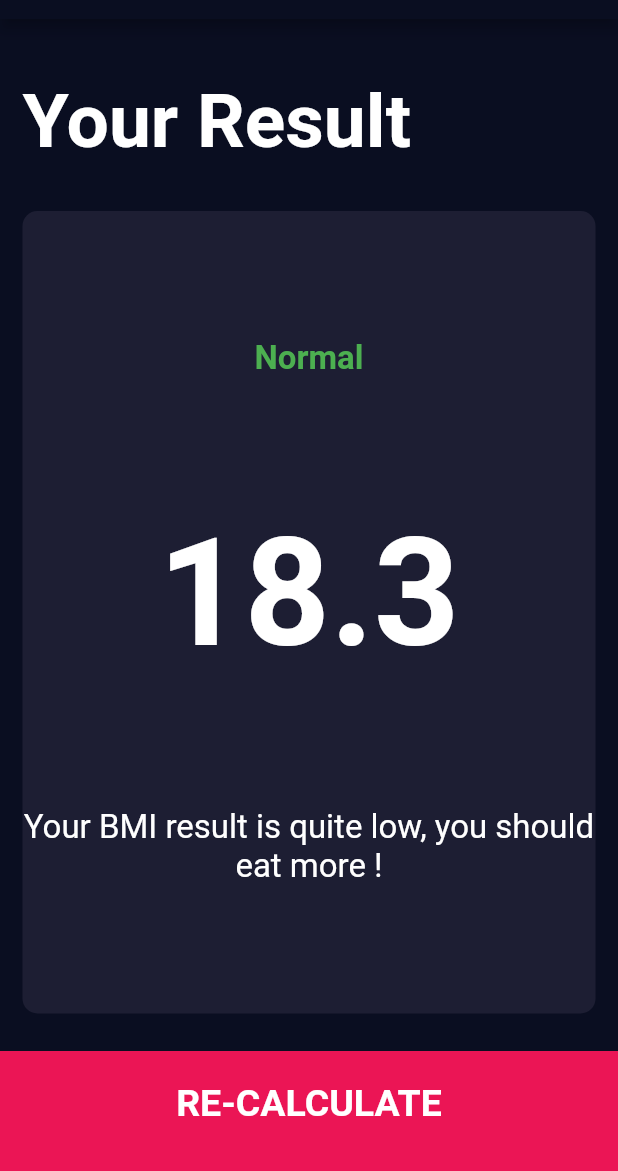
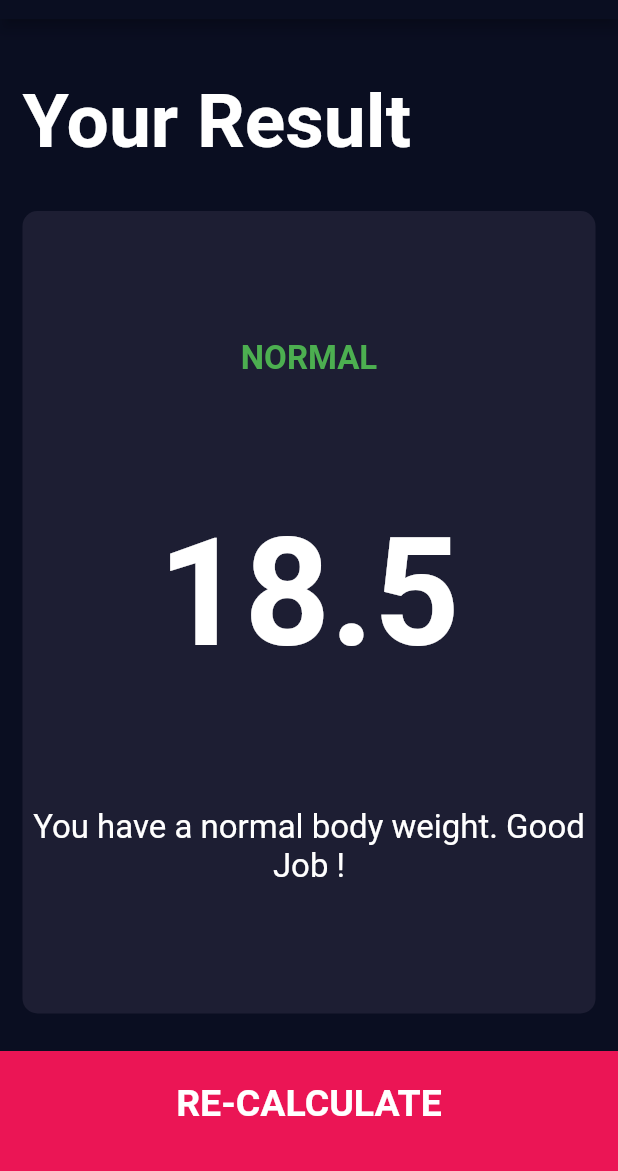
Before and after one commit to snehagupta01/Flutter-Projects, a Flutter app: the screen it shows after launch, after a tap on "CALCULATE", on a phone screen of 412 x 824 dp, the part 65-1236 px from its top. Run offline on Flutter 3.47's test engine with Material 2 defaults, Android fonts, the light colour scheme and no system bars; our stand-ins replace audioplayers, font_awesome_flutter, rflutter_alert.

Commit message:
final commit

```diff
--- /dev/null
+++ b/bmi-calculator-flutter/lib/calculator.dart
@@ -0,0 +1,33 @@
+import 'dart:math';
+
+class Calculator {
+  Calculator({this.height, this.weight});
+  final int height;
+  final int weight;
+
+  double _bmi;
+  String calculateBMI() {
+    _bmi = weight / pow(height / 100, 2);
+    return _bmi.toStringAsFixed(1);
+  }
+
+  String getResult() {
+    if (_bmi >= 25) {
+      return "Overweight";
+    } else if (_bmi > 18.5) {
+      return "Normal";
+    } else {
+      return "Underweight";
+    }
+  }
+
+  String getDesc() {
+    if (_bmi >= 25) {
+      return "You have a higher than normal body weight. Try to exercise more !";
+    } else if (_bmi > 18.5) {
+      return "You have a normal body weight. Good Job !";
+    } else {
+      return "You have a lower than normal body weight. You can eat a bit more.";
+    }
+  }
+}
--- a/bmi-calculator-flutter/lib/screens/input_page.dart
+++ b/bmi-calculator-flutter/lib/screens/input_page.dart
@@ -5,7 +5,7 @@
 import '../constants.dart';
 import 'package:bmi_calculator/components/reusable_card.dart';
 import '../components/icon_content.dart';
-import '../constants.dart';
+import 'package:bmi_calculator/calculator.dart';
 import 'results_page.dart';
 import '../components/bottom_button.dart';
 import '../components/round_buttton.dart';
@@ -235,11 +235,17 @@
           BottomButton(
             buttonTitle: 'CALCULATE',
             onTap: () {
+              Calculator cal = new Calculator(height: height, weight: weight);
+
               Navigator.push(
                 context,
                 MaterialPageRoute(
                   builder: (context) {
-                    return ResultsPage();
+                    return ResultsPage(
+                      bmiResult: cal.calculateBMI(),
+                      desc: cal.getDesc(),
+                      resultText: cal.getResult(),
+                    );
                   },
                 ),
               );
--- a/bmi-calculator-flutter/lib/screens/results_page.dart
+++ b/bmi-calculator-flutter/lib/screens/results_page.dart
@@ -4,6 +4,14 @@
 import 'package:bmi_calculator/components/bottom_button.dart';
 
 class ResultsPage extends StatelessWidget {
+  ResultsPage(
+      {@required this.bmiResult,
+      @required this.resultText,
+      @required this.desc});
+
+  final String bmiResult;
+  final String resultText;
+  final String desc;
   @override
   Widget build(BuildContext context) {
     return Scaffold(
@@ -33,15 +41,15 @@
                 crossAxisAlignment: CrossAxisAlignment.center,
                 children: <Widget>[
                   Text(
-                    'Normal',
+                    resultText.toUpperCase(),
                     style: resultTextStyle,
                   ),
                   Text(
-                    '18.3',
+                    bmiResult,
                     style: kBmiTextStyle,
                   ),
                   Text(
-                    'Your BMI result is quite low, you should eat more !',
+                    desc,
                     style: kBodyTextStyle,
                     textAlign: TextAlign.center,
                   ),
```
